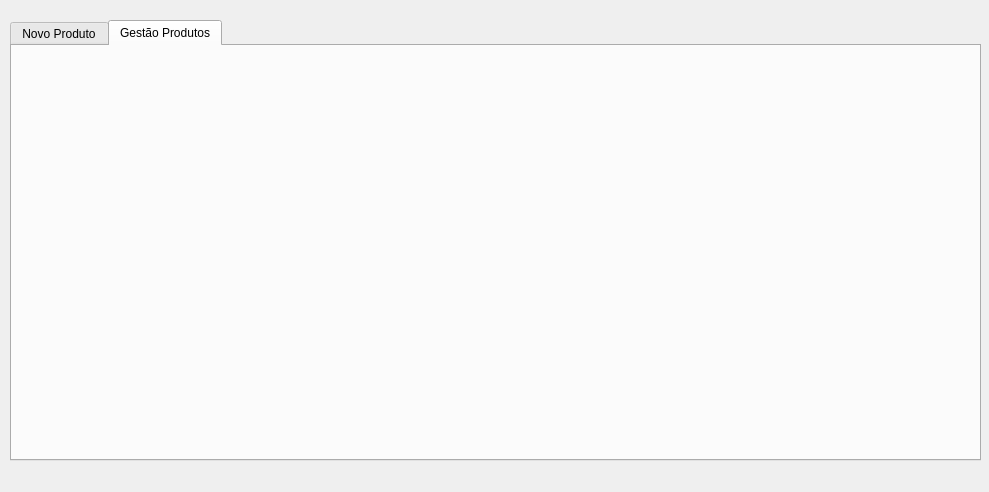
Before: the Qt Designer form Controle_Estoque/estoque.ui in danjour/Estoque, drawn with Qt 5.
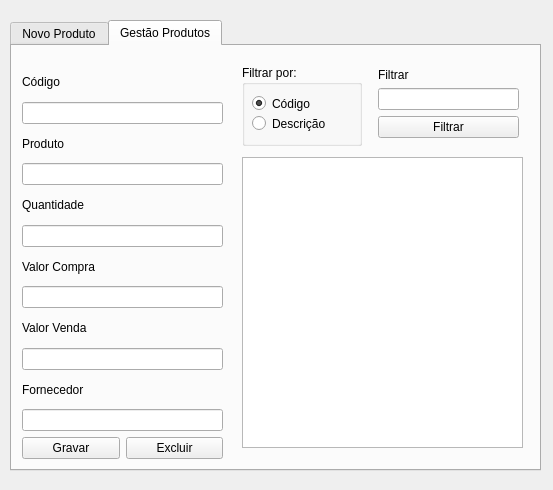
After: the same form once the commit is applied. The open tabs and pages were chosen to show the change.

Commit message:
Gestão de estoque.
Adicionado ao programa alguns comentários para que posteriormente seja possível compreender algumas coisas.

Patch:
```diff
--- a/Controle_Estoque/estoque.ui
+++ b/Controle_Estoque/estoque.ui
@@ -6,8 +6,8 @@
    <rect>
     <x>0</x>
     <y>0</y>
-    <width>989</width>
-    <height>492</height>
+    <width>553</width>
+    <height>490</height>
    </rect>
   </property>
   <property name="windowTitle">
@@ -18,8 +18,8 @@
     <rect>
      <x>10</x>
      <y>20</y>
-     <width>971</width>
-     <height>441</height>
+     <width>531</width>
+     <height>451</height>
     </rect>
    </property>
    <property name="currentIndex">
@@ -189,6 +189,185 @@
     <attribute name="title">
      <string>Gestão Produtos</string>
     </attribute>
+    <widget class="QTableWidget" name="ge_tw_prod">
+     <property name="geometry">
+      <rect>
+       <x>230</x>
+       <y>111</y>
+       <width>281</width>
+       <height>291</height>
+      </rect>
+     </property>
+    </widget>
+    <widget class="QGroupBox" name="groupBox">
+     <property name="geometry">
+      <rect>
+       <x>230</x>
+       <y>19</y>
+       <width>120</width>
+       <height>81</height>
+      </rect>
+     </property>
+     <property name="title">
+      <string>Filtrar por:</string>
+     </property>
+     <widget class="QRadioButton" name="ge_btcodigo">
+      <property name="geometry">
+       <rect>
+        <x>10</x>
+        <y>30</y>
+        <width>82</width>
+        <height>17</height>
+       </rect>
+      </property>
+      <property name="text">
+       <string>Código </string>
+      </property>
+      <property name="checked">
+       <bool>true</bool>
+      </property>
+     </widget>
+     <widget class="QRadioButton" name="ge_btproduto">
+      <property name="geometry">
+       <rect>
+        <x>10</x>
+        <y>50</y>
+        <width>82</width>
+        <height>17</height>
+       </rect>
+      </property>
+      <property name="text">
+       <string>Descrição</string>
+      </property>
+     </widget>
+    </widget>
+    <widget class="QWidget" name="">
+     <property name="geometry">
+      <rect>
+       <x>10</x>
+       <y>22</y>
+       <width>201</width>
+       <height>391</height>
+      </rect>
+     </property>
+     <layout class="QVBoxLayout" name="verticalLayout_11">
+      <item>
+       <layout class="QVBoxLayout" name="verticalLayout_10">
+        <item>
+         <widget class="QLabel" name="label_7">
+          <property name="text">
+           <string>Código</string>
+          </property>
+         </widget>
+        </item>
+        <item>
+         <widget class="QLineEdit" name="ge_codigo"/>
+        </item>
+        <item>
+         <widget class="QLabel" name="label_8">
+          <property name="text">
+           <string>Produto</string>
+          </property>
+         </widget>
+        </item>
+        <item>
+         <widget class="QLineEdit" name="ge_produto"/>
+        </item>
+        <item>
+         <widget class="QLabel" name="label_9">
+          <property name="text">
+           <string>Quantidade</string>
+          </property>
+         </widget>
+        </item>
+        <item>
+         <widget class="QLineEdit" name="ge_quantidade"/>
+        </item>
+        <item>
+         <widget class="QLabel" name="label_10">
+          <property name="text">
+           <string>Valor Compra</string>
+          </property>
+         </widget>
+        </item>
+        <item>
+         <widget class="QLineEdit" name="ge_valorcompra"/>
+        </item>
+        <item>
+         <widget class="QLabel" name="label_11">
+          <property name="text">
+           <string>Valor Venda</string>
+          </property>
+         </widget>
+        </item>
+        <item>
+         <widget class="QLineEdit" name="ge_valorvenda"/>
+        </item>
+        <item>
+         <widget class="QLabel" name="label_12">
+          <property name="text">
+           <string>Fornecedor</string>
+          </property>
+         </widget>
+        </item>
+        <item>
+         <widget class="QLineEdit" name="ge_fornecedor"/>
+        </item>
+       </layout>
+      </item>
+      <item>
+       <layout class="QHBoxLayout" name="horizontalLayout_3">
+        <item>
+         <widget class="QPushButton" name="ge_gravar">
+          <property name="text">
+           <string>Gravar</string>
+          </property>
+         </widget>
+        </item>
+        <item>
+         <widget class="QPushButton" name="ge_excluir">
+          <property name="text">
+           <string>Excluir</string>
+          </property>
+         </widget>
+        </item>
+       </layout>
+      </item>
+     </layout>
+    </widget>
+    <widget class="QWidget" name="">
+     <property name="geometry">
+      <rect>
+       <x>366</x>
+       <y>21</y>
+       <width>141</width>
+       <height>71</height>
+      </rect>
+     </property>
+     <layout class="QVBoxLayout" name="verticalLayout_13">
+      <item>
+       <layout class="QVBoxLayout" name="verticalLayout_12">
+        <item>
+         <widget class="QLabel" name="label_13">
+          <property name="text">
+           <string>Filtrar</string>
+          </property>
+         </widget>
+        </item>
+        <item>
+         <widget class="QLineEdit" name="ge_filtrar"/>
+        </item>
+       </layout>
+      </item>
+      <item>
+       <widget class="QPushButton" name="ge_filtrar_2">
+        <property name="text">
+         <string>Filtrar</string>
+        </property>
+       </widget>
+      </item>
+     </layout>
+    </widget>
    </widget>
   </widget>
  </widget>
```
Left out of the diff: 8 changed lines with no effect on the pictures. The commit also changes 13 other files.
